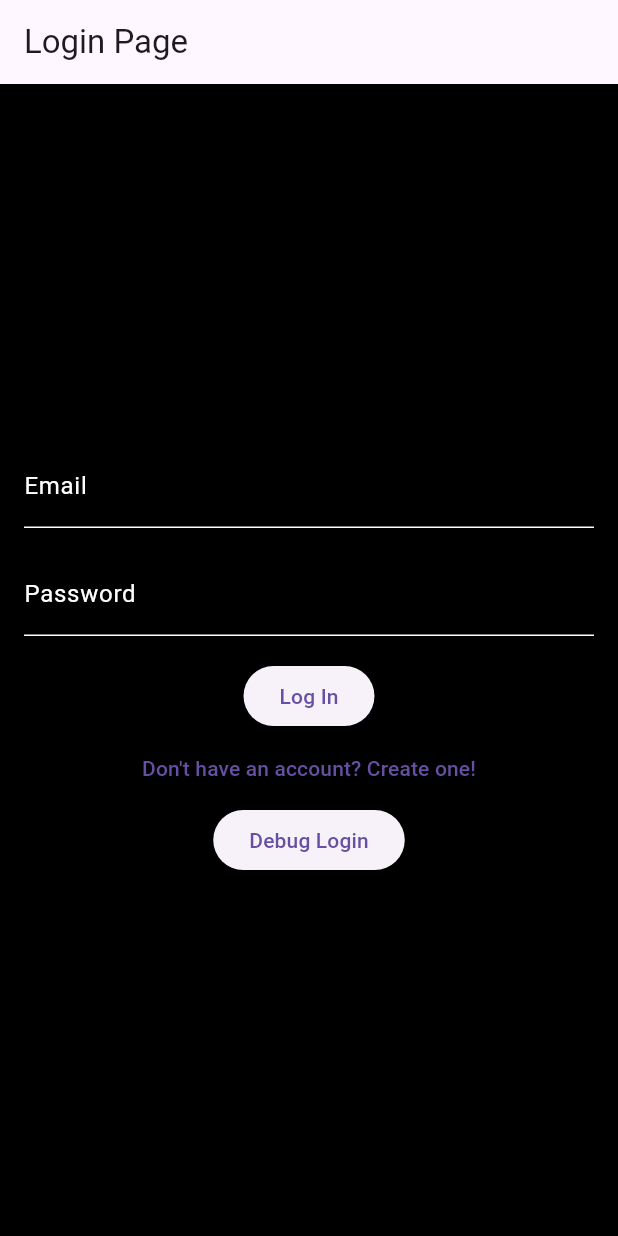
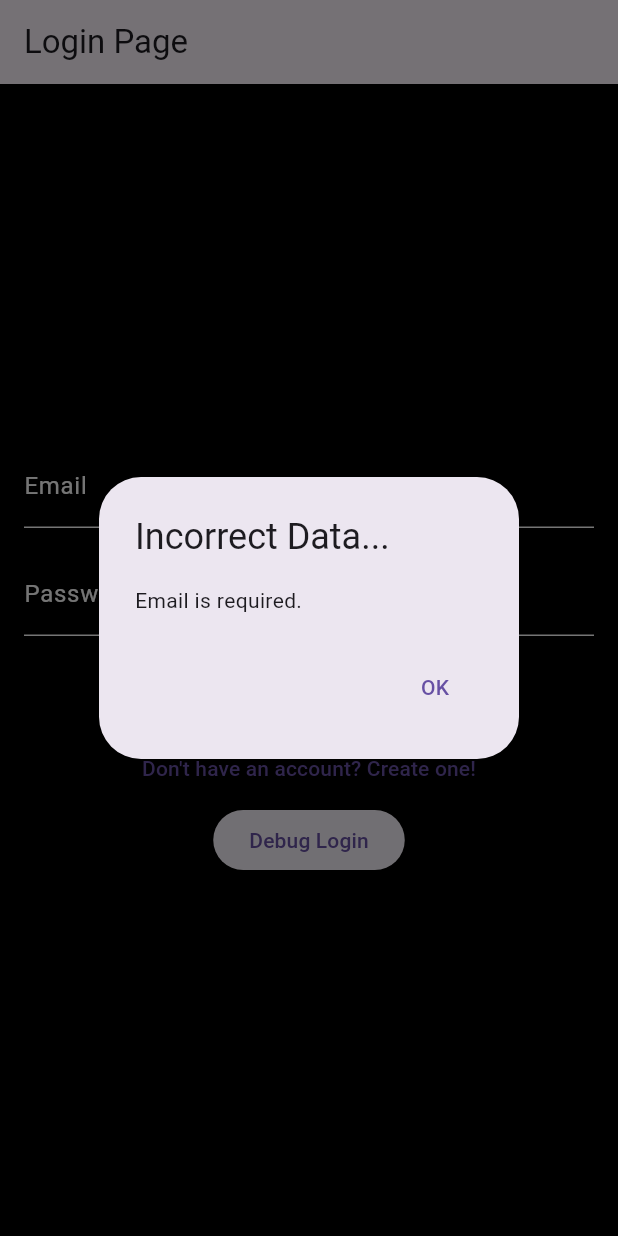
Before and after one commit to NoahTheLee/CSC322_StreakerApp_Final, a Flutter app: the screen it shows after launch, after a tap on "Log In", on a phone screen of 412 x 824 dp. Run offline on Flutter 3.47's test engine with Material 3 defaults, Android fonts, the phone set to English and light mode, and no system bars.

Commit message:
Added data checking for email and password

```diff
--- a/lib/screens/login pages/login_page.dart
+++ b/lib/screens/login pages/login_page.dart
@@ -80,6 +80,24 @@ class LoginPageState extends State<LoginPage> {
     //Later, this should check firebase for login status
     setValues();
 
+    if (email.isEmpty) {
+      print('handle empty email'); //TODO: handle empty email
+      signingDataError('Email is required.');
+      return;
+    }
+    final RegExp emailRegex =
+        RegExp(r'^[\w\.-]+@[\w\.-]+\.\w+$'); //figured out how to regex, yay
+    if (!emailRegex.hasMatch(email)) {
+      print('handle invalid email'); //TODO: handle invalid email
+      signingDataError('Email not valid.');
+      return;
+    }
+    if (password.isEmpty) {
+      print('handle empty password'); //TODO: handle empty password
+      signingDataError('Password is required.');
+      return;
+    }
+
     if (await checkLogin(email, password)) {
       _changeUid(email);
       widget
@@ -111,7 +129,6 @@ class LoginPageState extends State<LoginPage> {
     await updateResponse();
     //TODO: Handle backend response if no response is received
     setValues();
-    //Testing data for now
 
     print(
         'Username: $username, Email: $email, Password: $password, Checked password: $checkPassword'); //TODO: remove this
```
